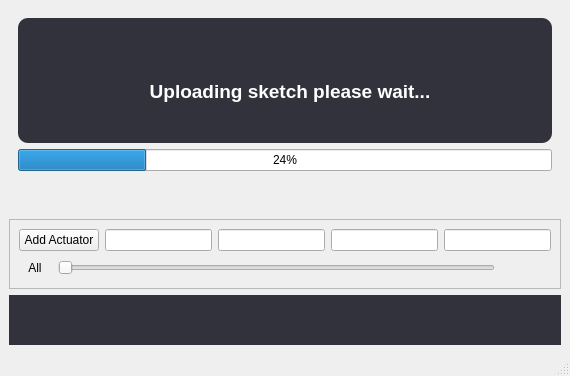
Old version of the form Ui/NewActuatorUi.ui in the repository OrionAerospaceYT/SideKick.
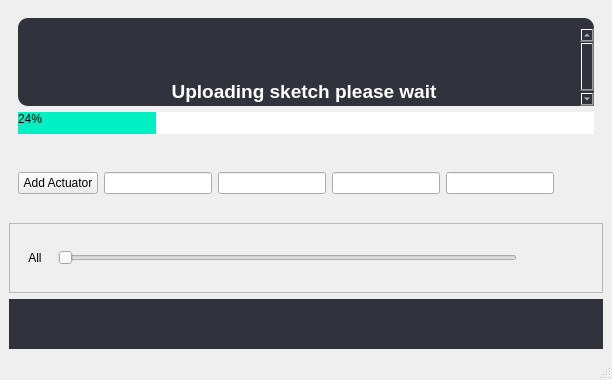
New version of the form. Icons and pictures are not drawn.

What changed in the file:
```diff
--- a/Ui/NewActuatorUi.ui
+++ b/Ui/NewActuatorUi.ui
@@ -46,12 +46,25 @@
 &lt;p style=&quot;-qt-paragraph-type:empty; margin-top:0px; margin-bottom:0px; margin-left:0px; margin-right:0px; -qt-block-indent:0; text-indent:0px;&quot;&gt;&lt;br /&gt;&lt;/p&gt;
 &lt;p style=&quot;-qt-paragraph-type:empty; margin-top:0px; margin-bottom:0px; margin-left:0px; margin-right:0px; -qt-block-indent:0; text-indent:0px;&quot;&gt;&lt;br /&gt;&lt;/p&gt;
 &lt;p style=&quot;-qt-paragraph-type:empty; margin-top:0px; margin-bottom:0px; margin-left:0px; margin-right:0px; -qt-block-indent:0; text-indent:0px;&quot;&gt;&lt;br /&gt;&lt;/p&gt;
-&lt;p align=&quot;center&quot; style=&quot; margin-top:0px; margin-bottom:0px; margin-left:0px; margin-right:0px; -qt-block-indent:0; text-indent:0px;&quot;&gt;&lt;span style=&quot; font-size:14pt; font-weight:600;&quot;&gt;Uploading sketch please wait...&lt;/span&gt;&lt;/p&gt;&lt;/body&gt;&lt;/html&gt;</string>
+&lt;p align=&quot;center&quot; style=&quot; margin-top:0px; margin-bottom:0px; margin-left:0px; margin-right:0px; -qt-block-indent:0; text-indent:0px;&quot;&gt;&lt;span style=&quot; font-size:14pt; font-weight:600;&quot;&gt;Uploading sketch please wait&lt;/span&gt;&lt;/p&gt;&lt;/body&gt;&lt;/html&gt;</string>
          </property>
         </widget>
        </item>
        <item>
         <widget class="QProgressBar" name="progressBar">
+         <property name="styleSheet">
+          <string notr="true">QProgressBar
+{
+	border: solid grey;
+	border-radius: 15px;
+	color: black;
+}
+QProgressBar::chunk
+{
+	background-color: #00f0c3;
+	border-radius:15px;
+}</string>
+         </property>
          <property name="value">
           <number>24</number>
          </property>
@@ -76,6 +89,50 @@
       </layout>
      </widget>
     </item>
+    <item>
+     <widget class="QFrame" name="options_frame">
+      <layout class="QHBoxLayout" name="options">
+       <property name="sizeConstraint">
+        <enum>QLayout::SetFixedSize</enum>
+       </property>
+       <item>
+        <widget class="QPushButton" name="add">
+         <property name="text">
+          <string>Add Actuator</string>
+         </property>
+        </widget>
+       </item>
+       <item>
+        <widget class="QLineEdit" name="name"/>
+       </item>
+       <item>
+        <widget class="QLineEdit" name="pin"/>
+       </item>
+       <item>
+        <widget class="QLineEdit" name="min"/>
+       </item>
+       <item>
+        <widget class="QLineEdit" name="max"/>
+       </item>
+       <item>
+        <spacer name="horizontalSpacer">
+         <property name="orientation">
+          <enum>Qt::Horizontal</enum>
+         </property>
+         <property name="sizeType">
+          <enum>QSizePolicy::Maximum</enum>
+         </property>
+         <property name="sizeHint" stdset="0">
+          <size>
+           <width>40</width>
+           <height>50</height>
+          </size>
+         </property>
+        </spacer>
+       </item>
+      </layout>
+     </widget>
+    </item>
     <item>
      <widget class="QScrollArea" name="scrollArea">
       <property name="widgetResizable">
@@ -86,37 +143,11 @@
         <rect>
          <x>0</x>
          <y>0</y>
-         <width>533</width>
-         <height>73</height>
+         <width>550</width>
+         <height>69</height>
         </rect>
        </property>
        <layout class="QVBoxLayout" name="verticalLayout_2">
-        <item>
-         <layout class="QHBoxLayout" name="horizontalLayout">
-          <property name="sizeConstraint">
-           <enum>QLayout::SetMinimumSize</enum>
-          </property>
-          <item>
-           <widget class="QPushButton" name="add">
-            <property name="text">
-             <string>Add Actuator</string>
-            </property>
-           </widget>
-          </item>
-          <item>
-           <widget class="QLineEdit" name="name"/>
-          </item>
-          <item>
-           <widget class="QLineEdit" name="pin"/>
-          </item>
-          <item>
-           <widget class="QLineEdit" name="min"/>
-          </item>
-          <item>
-           <widget class="QLineEdit" name="max"/>
-          </item>
-         </layout>
-        </item>
         <item>
          <layout class="QHBoxLayout" name="horizontalLayout_2">
           <item>
@@ -158,6 +189,22 @@
             </property>
            </widget>
           </item>
+          <item>
+           <spacer name="verticalSpacer_2">
+            <property name="orientation">
+             <enum>Qt::Vertical</enum>
+            </property>
+            <property name="sizeType">
+             <enum>QSizePolicy::Maximum</enum>
+            </property>
+            <property name="sizeHint" stdset="0">
+             <size>
+              <width>20</width>
+              <height>40</height>
+             </size>
+            </property>
+           </spacer>
+          </item>
          </layout>
         </item>
        </layout>
```
